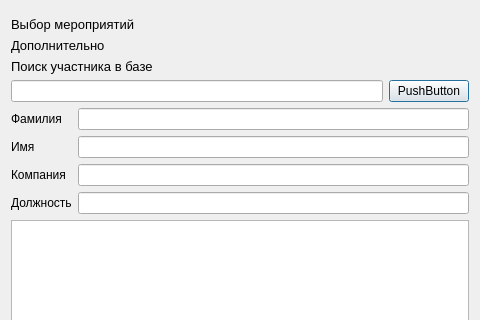
Before: the Qt Designer form ui/record_dialog.ui in mrfrend/high_programming, drawn with Qt 5; both pictures show x 0 to 480 and y 0 to 320 of the 480 by 567 pixel window.
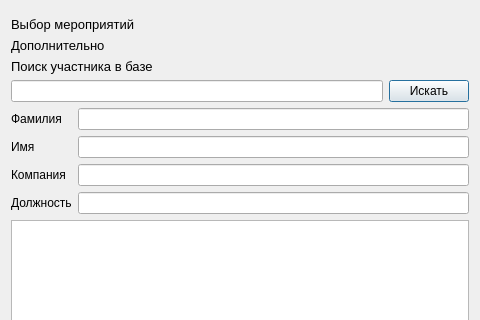
After: the same form once the commit is applied.

Commit message: feat: change text to search participant button

Diff of the .ui file:
```diff
--- a/ui/record_dialog.ui
+++ b/ui/record_dialog.ui
@@ -71,7 +71,7 @@
        <item>
         <widget class="QPushButton" name="searchButton">
          <property name="text">
-          <string>PushButton</string>
+          <string>Искать</string>
          </property>
         </widget>
        </item>
```
